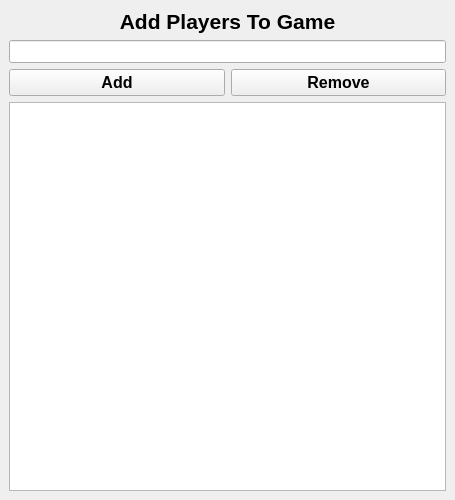
Old version of the form PlayerInput.ui in the repository eggsscrambled/Rummy-Scoreboard.
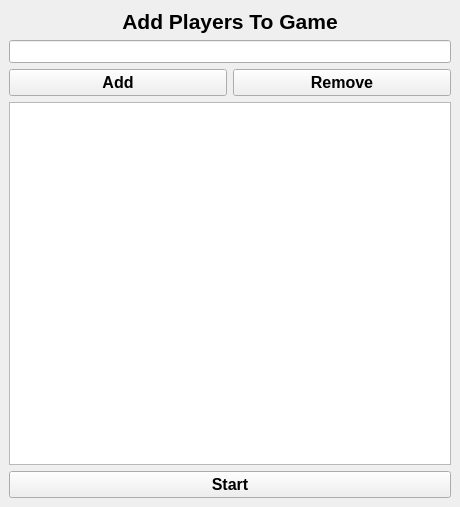
New version of the form.

Commit message: Scorboard window opens on player submit

The edit to the form file:
```diff
--- a/PlayerInput.ui
+++ b/PlayerInput.ui
@@ -6,8 +6,8 @@
    <rect>
     <x>0</x>
     <y>0</y>
-    <width>455</width>
-    <height>500</height>
+    <width>460</width>
+    <height>507</height>
    </rect>
   </property>
   <property name="minimumSize">
@@ -100,6 +100,20 @@
       </property>
      </widget>
     </item>
+    <item row="4" column="0" colspan="2">
+     <widget class="QPushButton" name="startButton">
+      <property name="font">
+       <font>
+        <pointsize>12</pointsize>
+        <weight>75</weight>
+        <bold>true</bold>
+       </font>
+      </property>
+      <property name="text">
+       <string>Start</string>
+      </property>
+     </widget>
+    </item>
    </layout>
   </widget>
  </widget>
```
Left out of the diff: 22 changed lines with no effect on the pictures. The commit also changes 2 other files.
